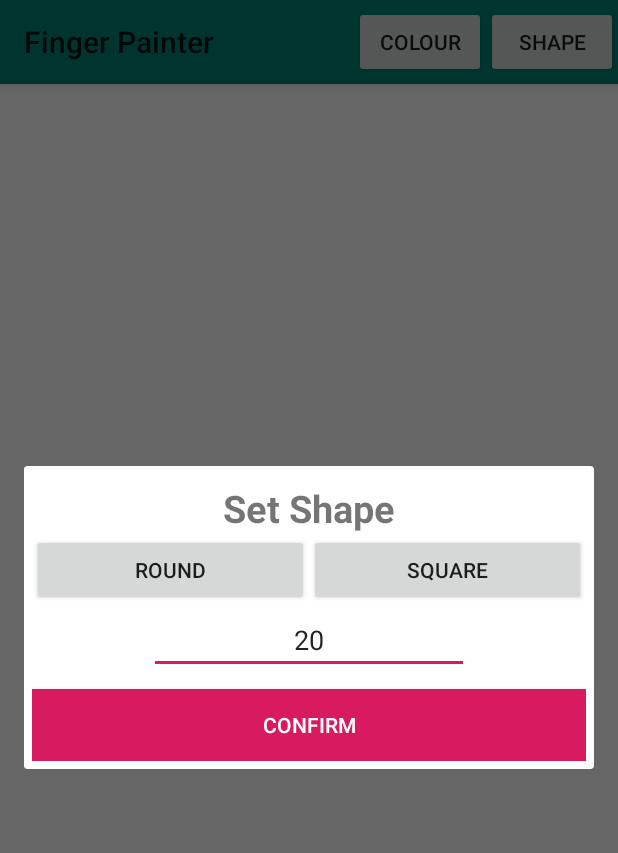
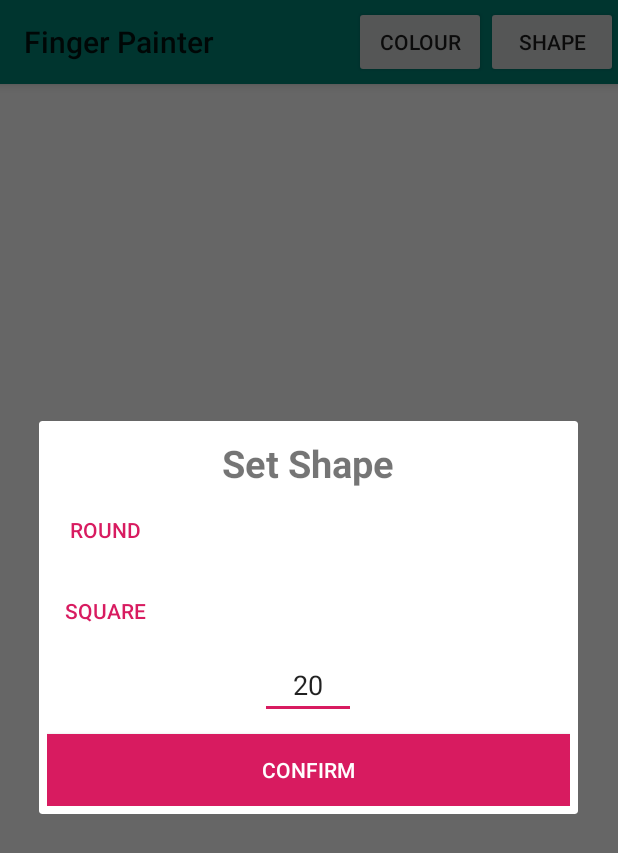
Before and after one commit to amirulumar/PaintingFinger, an Android app: the MainActivity screen opened directly, with no data from a screen before it, after a tap on "SHAPE", on a phone screen of 412 x 824 dp. Shown: the top 853 px of the screen. Run offline under Robolectric (Android 15) with nearby library versions, the phone set to English and light mode, and no system bars; pictures from the network do not load.

Commit message:
Added brush width constraints and documentation.

```diff
--- a/app/src/main/res/layout/dialog_shape.xml
+++ b/app/src/main/res/layout/dialog_shape.xml
@@ -21,22 +21,19 @@
         android:stretchColumns="*"
         android:shrinkColumns="*" >
 
-        <TableRow
-            android:layout_width="match_parent"
-            android:layout_height="match_parent" >
-
             <Button
+                style="?android:attr/buttonBarButtonStyle"
                 android:id="@+id/round"
                 android:layout_width="match_parent"
                 android:layout_height="wrap_content"
                 android:text="@string/round" />
 
             <Button
+                style="?android:attr/buttonBarButtonStyle"
                 android:id="@+id/square"
                 android:layout_width="wrap_content"
                 android:layout_height="wrap_content"
                 android:text="@string/square" />
-        </TableRow>
 
     </TableLayout>
 
@@ -45,9 +42,10 @@
         android:layout_width="wrap_content"
         android:layout_height="wrap_content"
         android:layout_gravity="center"
-        android:ems="10"
+        android:ems="3"
         android:inputType="number"
-        android:textAlignment="center" />
+        android:textAlignment="center"
+        android:hint="@string/_0_150"/>
 
     <Button
         android:id="@+id/shape_confirm"
--- a/app/src/main/res/values/strings.xml
+++ b/app/src/main/res/values/strings.xml
@@ -21,6 +21,7 @@
     <string name="confirm">Confirm</string>
     <string name="round">ROUND</string>
     <string name="square">SQUARE</string>
+    <string name="_0_150">0–150</string>
     ``
     <string-array name="colour_dropdown">
         <item>Red</item>
```
Also changed, not shown: app/src/main/java/com/example/paintingfinger/MainActivity.java (+31 -31 lines).
